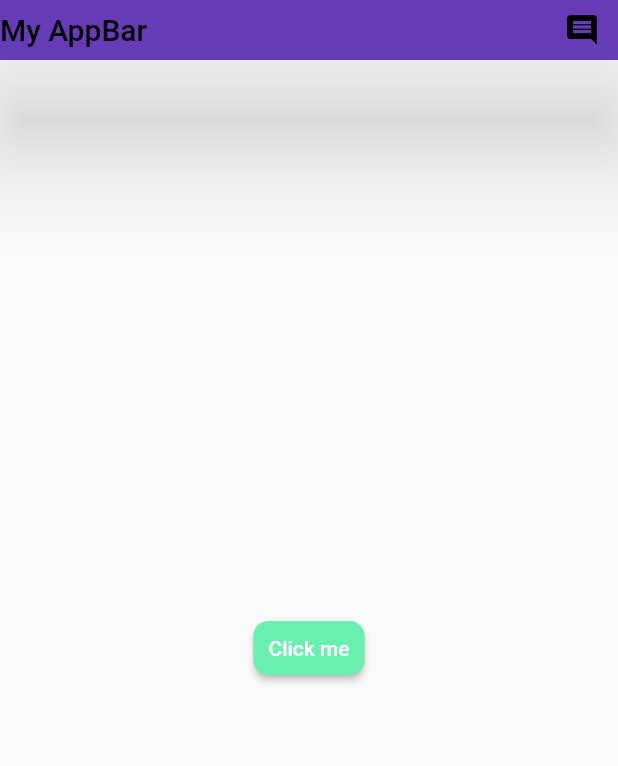
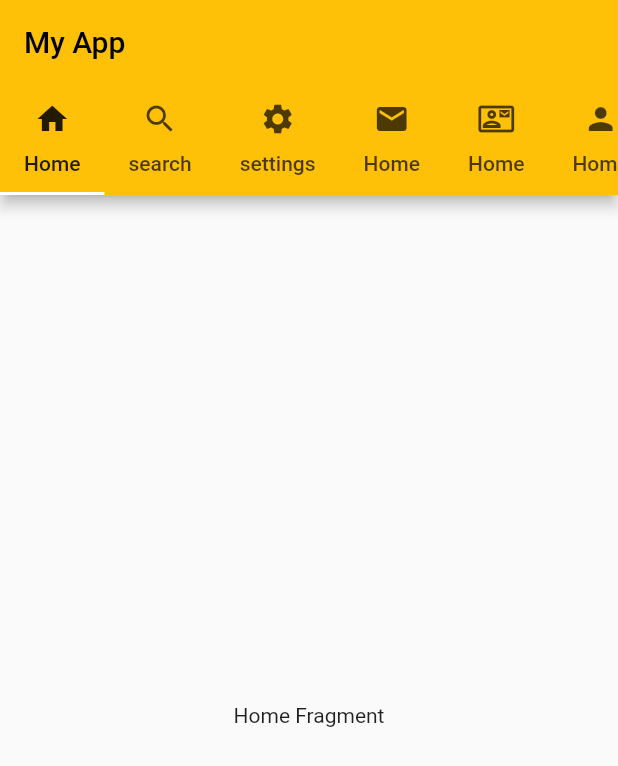
Before and after one commit to khalid063/ostad_code_practice_01, a Flutter app: the screen it shows after launch, on a phone screen of 412 x 824 dp. Shown: the top 766 px of the screen. Run offline on Flutter 3.47's test engine with Material 2 defaults, Android fonts, the phone set to English and light mode, and no system bars.

Commit message:
Tab Bar Vie

```diff
--- /dev/null
+++ b/lib/Fragment/HomeFragment.dart
@@ -0,0 +1,19 @@
+import 'package:flutter/material.dart';
+
+class HomeFragment extends StatefulWidget {
+  const HomeFragment({Key? key}) : super(key: key);
+
+  @override
+  State<HomeFragment> createState() => _HomeFragmentState();
+}
+
+class _HomeFragmentState extends State<HomeFragment> {
+  @override
+  Widget build(BuildContext context) {
+    return Scaffold(
+      body: Center(
+        child: Text("Home Fragment"),
+      ),
+    );
+  }
+}
--- a/lib/main.dart
+++ b/lib/main.dart
@@ -1,4 +1,11 @@
 import 'package:flutter/material.dart';
+
+import 'Fragment/HomeFragment.dart';
+import 'Fragment/SearchFragment.dart';
+import 'Fragment/SettingsFragment.dart';
+
+
+
 
 void main() {
   runApp(const MyApp());
@@ -47,17 +54,17 @@ class _HomeActivityState extends State<HomeActivity> {
   _myAlertDiolog(context) {
     return showDialog(
         context: context,
-        builder: (BuildContext context){
+        builder: (BuildContext context) {
           return Expanded(
               child: AlertDialog(
                 title: Text("Alart !"),
                 content: Text("Do you want to delete"),
                 actions: [
-                  TextButton(onPressed: (){
+                  TextButton(onPressed: () {
                     _mySnackBar("Delete Succes", context);
                     Navigator.of(context).pop();
                   }, child: Text("Yes")),
-                  TextButton(onPressed: (){
+                  TextButton(onPressed: () {
                     Navigator.of(context).pop();
                   }, child: Text("No"))
                 ],
@@ -66,6 +73,8 @@ class _HomeActivityState extends State<HomeActivity> {
         }
     );
   }
+
+
 
 
   /// Scaffold Start
@@ -82,27 +91,41 @@ class _HomeActivityState extends State<HomeActivity> {
         )
     );
 
-    return Scaffold(
-      appBar: AppBar(
-        title: Text('My AppBar'),
-        titleSpacing: 0,
-        toolbarHeight: 40,
+    /// Button style 2
+    ButtonStyle elevButtonStyle2 = ElevatedButton.styleFrom(
+        minimumSize: Size(double.infinity, 60)
+    );
 
-        /// Default height 60
-        toolbarOpacity: 0.9,
-        elevation: 30,
-        backgroundColor: Colors.deepPurple,
-        actions: [
-          IconButton(onPressed: () {
-            print("button 1 is clicked");
-          }, icon: Icon(Icons.comment)),
-        ],
-      ),
-      body: Center(
-        child: ElevatedButton(onPressed: () {
-          _myAlertDiolog(context);
-        }, child: Text("Click me"), style: elevButtonStyle),
-      ),
+    /// Scaffold Start
+    return DefaultTabController(
+        length: 10,
+        child: Scaffold(
+          appBar: AppBar(
+            title: Text('My App'),
+            bottom: TabBar(
+              isScrollable: true,
+              tabs: [
+                Tab(icon: Icon(Icons.home),text: 'Home',),
+                Tab(icon: Icon(Icons.search),text: 'search',),
+                Tab(icon: Icon(Icons.settings),text: 'settings',),
+                Tab(icon: Icon(Icons.email),text: 'Home',),
+                Tab(icon: Icon(Icons.contact_mail_outlined),text: 'Home',),
+                Tab(icon: Icon(Icons.person),text: 'Home',),
+                Tab(icon: Icon(Icons.favorite),text: 'Home',),
+                Tab(icon: Icon(Icons.cabin),text: 'Home',),
+                Tab(icon: Icon(Icons.safety_check),text: 'Home',),
+                Tab(icon: Icon(Icons.safety_check),text: 'Home',),
+              ],
+            ),
+          ),
+          body: TabBarView(
+            children: [
+              HomeFragment(),
+              SearchFragment(),
+              SettingsFragment(),
+            ],
+          ),
+        )
     );
 
     /// Scaffold End
```
Also changed, not shown: lib/Fragment/SearchFragment.dart (added, +20 -0 lines), lib/Fragment/SettingsFragment.dart (added, +19 -0 lines).
